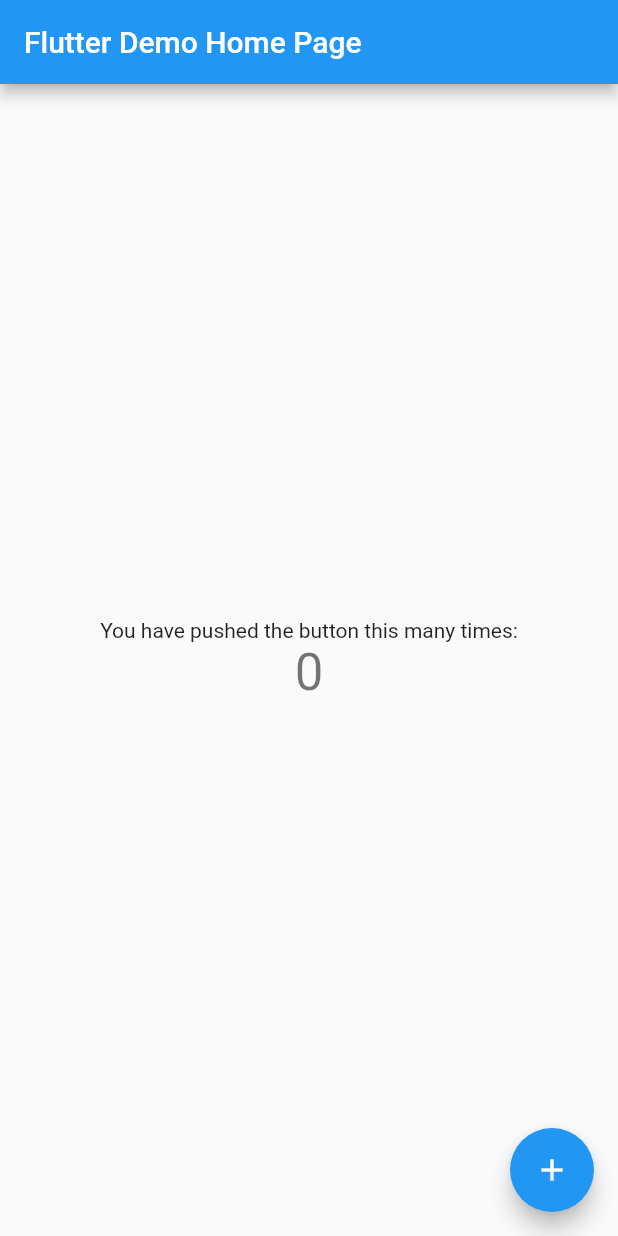
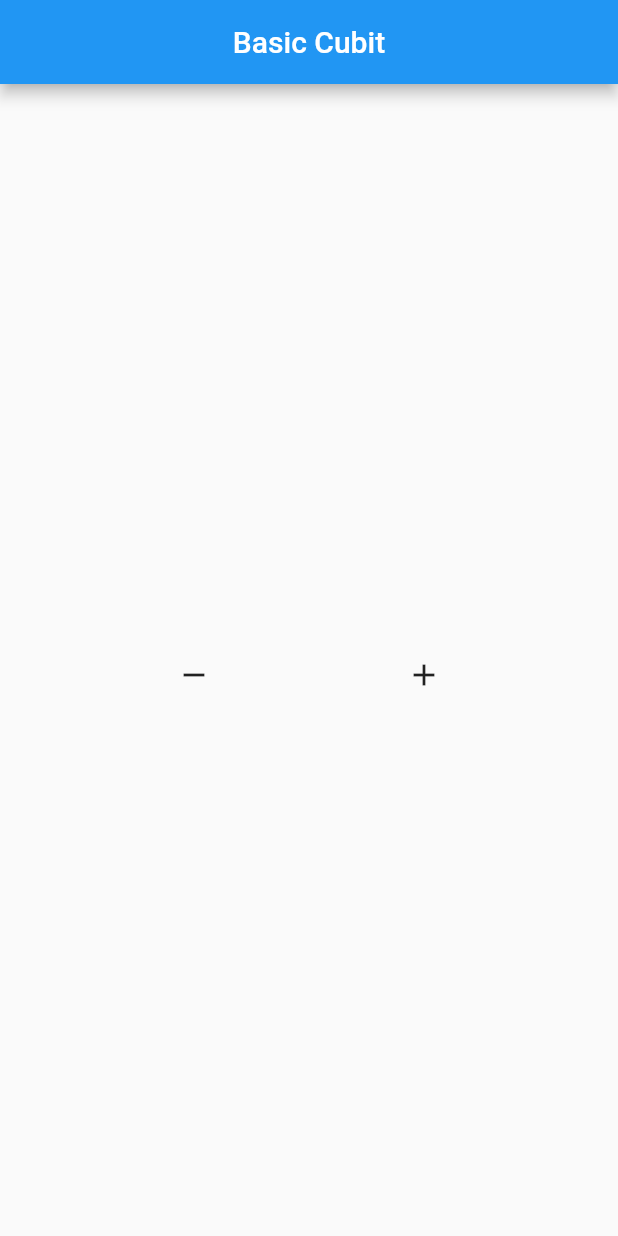
Before and after one commit to baimprogramer2016/flutter-sample-bloc, a Flutter app: the screen it shows after launch, on a phone screen of 412 x 824 dp. Run offline on Flutter 3.47's test engine with Material 2 defaults, Android fonts, the phone set to English and light mode, and no system bars; our stand-ins replace bloc.

Commit message:
Commit 1 Cubit Basic

```diff
--- a/lib/main.dart
+++ b/lib/main.dart
@@ -1,3 +1,4 @@
+import 'package:bloc/bloc.dart';
 import 'package:flutter/material.dart';
 
 void main() {
@@ -7,109 +8,43 @@ void main() {
 class MyApp extends StatelessWidget {
   const MyApp({super.key});
 
-  // This widget is the root of your application.
   @override
   Widget build(BuildContext context) {
     return MaterialApp(
-      title: 'Flutter Demo',
-      theme: ThemeData(
-        // This is the theme of your application.
-        //
-        // Try running your application with "flutter run". You'll see the
-        // application has a blue toolbar. Then, without quitting the app, try
-        // changing the primarySwatch below to Colors.green and then invoke
-        // "hot reload" (press "r" in the console where you ran "flutter run",
-        // or simply save your changes to "hot reload" in a Flutter IDE).
-        // Notice that the counter didn't reset back to zero; the application
-        // is not restarted.
-        primarySwatch: Colors.blue,
-      ),
-      home: const MyHomePage(title: 'Flutter Demo Home Page'),
+      home: HomePage(),
+      debugShowCheckedModeBanner: false,
     );
   }
 }
 
-class MyHomePage extends StatefulWidget {
-  const MyHomePage({super.key, required this.title});
-
-  // This widget is the home page of your application. It is stateful, meaning
-  // that it has a State object (defined below) that contains fields that affect
-  // how it looks.
-
-  // This class is the configuration for the state. It holds the values (in this
-  // case the title) provided by the parent (in this case the App widget) and
-  // used by the build method of the State. Fields in a Widget subclass are
-  // always marked "final".
-
-  final String title;
-
-  @override
-  State<MyHomePage> createState() => _MyHomePageState();
+class CounterCubit extends Cubit<int> {
+  CounterCubit() : super(0);
 }
 
-class _MyHomePageState extends State<MyHomePage> {
-  int _counter = 0;
-
-  void _incrementCounter() {
-    setState(() {
-      // This call to setState tells the Flutter framework that something has
-      // changed in this State, which causes it to rerun the build method below
-      // so that the display can reflect the updated values. If we changed
-      // _counter without calling setState(), then the build method would not be
-      // called again, and so nothing would appear to happen.
-      _counter++;
-    });
-  }
+class HomePage extends StatelessWidget {
+  CounterCubit myCounter = CounterCubit();
 
   @override
   Widget build(BuildContext context) {
-    // This method is rerun every time setState is called, for instance as done
-    // by the _incrementCounter method above.
-    //
-    // The Flutter framework has been optimized to make rerunning build methods
-    // fast, so that you can just rebuild anything that needs updating rather
-    // than having to individually change instances of widgets.
     return Scaffold(
-      appBar: AppBar(
-        // Here we take the value from the MyHomePage object that was created by
-        // the App.build method, and use it to set our appbar title.
-        title: Text(widget.title),
-      ),
-      body: Center(
-        // Center is a layout widget. It takes a single child and positions it
-        // in the middle of the parent.
-        child: Column(
-          // Column is also a layout widget. It takes a list of children and
-          // arranges them vertically. By default, it sizes itself to fit its
-          // children horizontally, and tries to be as tall as its parent.
-          //
-          // Invoke "debug painting" (press "p" in the console, choose the
-          // "Toggle Debug Paint" action from the Flutter Inspector in Android
-          // Studio, or the "Toggle Debug Paint" command in Visual Studio Code)
-          // to see the wireframe for each widget.
-          //
-          // Column has various properties to control how it sizes itself and
-          // how it positions its children. Here we use mainAxisAlignment to
-          // center the children vertically; the main axis here is the vertical
-          // axis because Columns are vertical (the cross axis would be
-          // horizontal).
+        appBar: AppBar(
+          title: const Text("Basic Cubit"),
+          centerTitle: true,
+        ),
+        body: Column(
           mainAxisAlignment: MainAxisAlignment.center,
-          children: <Widget>[
-            const Text(
-              'You have pushed the button this many times:',
+          children: [
+            const SizedBox(
+              height: 20,
             ),
-            Text(
-              '$_counter',
-              style: Theme.of(context).textTheme.headlineMedium,
-            ),
+            Row(
+              mainAxisAlignment: MainAxisAlignment.spaceEvenly,
+              children: [
+                IconButton(onPressed: () {}, icon: const Icon(Icons.remove)),
+                IconButton(onPressed: () {}, icon: const Icon(Icons.add))
+              ],
+            )
           ],
-        ),
-      ),
-      floatingActionButton: FloatingActionButton(
-        onPressed: _incrementCounter,
-        tooltip: 'Increment',
-        child: const Icon(Icons.add),
-      ), // This trailing comma makes auto-formatting nicer for build methods.
-    );
+        ));
   }
 }
```
Also changed, not shown: pubspec.yaml (+5 -12 lines), pubspec.lock, 1 other file.
